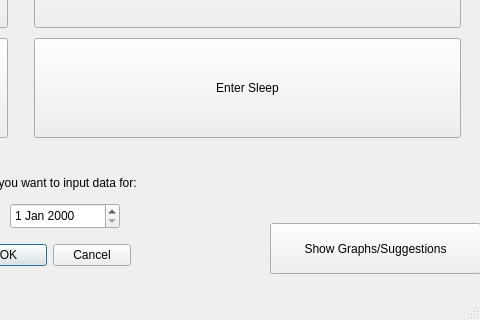
kevinlucas23/getFit, file mainmenu.ui: the form before one commit; both pictures show x 440 to 920 and y 177 to 497 of the 920 by 497 pixel window.
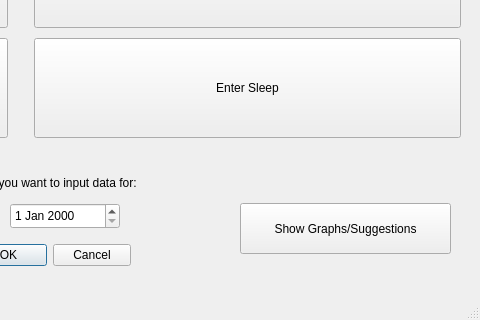
The form after the commit.

Commit message: moved button

The edit to the form file:
```diff
--- a/mainmenu.ui
+++ b/mainmenu.ui
@@ -289,8 +289,8 @@
    <widget class="QPushButton" name="pushButton">
     <property name="geometry">
      <rect>
-      <x>710</x>
-      <y>400</y>
+      <x>680</x>
+      <y>380</y>
       <width>211</width>
       <height>51</height>
      </rect>
```
